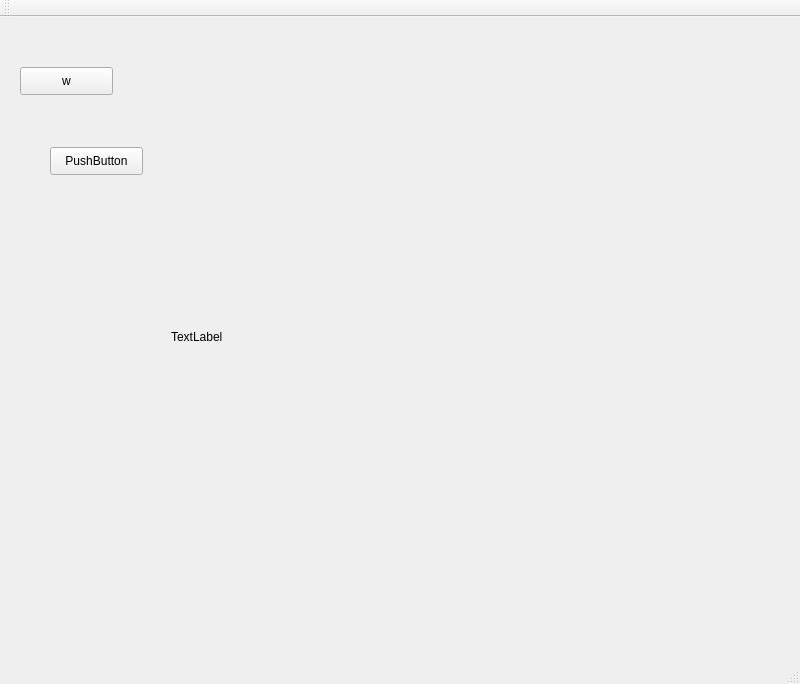
This is mainwindow.ui in FZHBW/QtRsImage as Qt 5 draws it before an edit. The edited form follows.
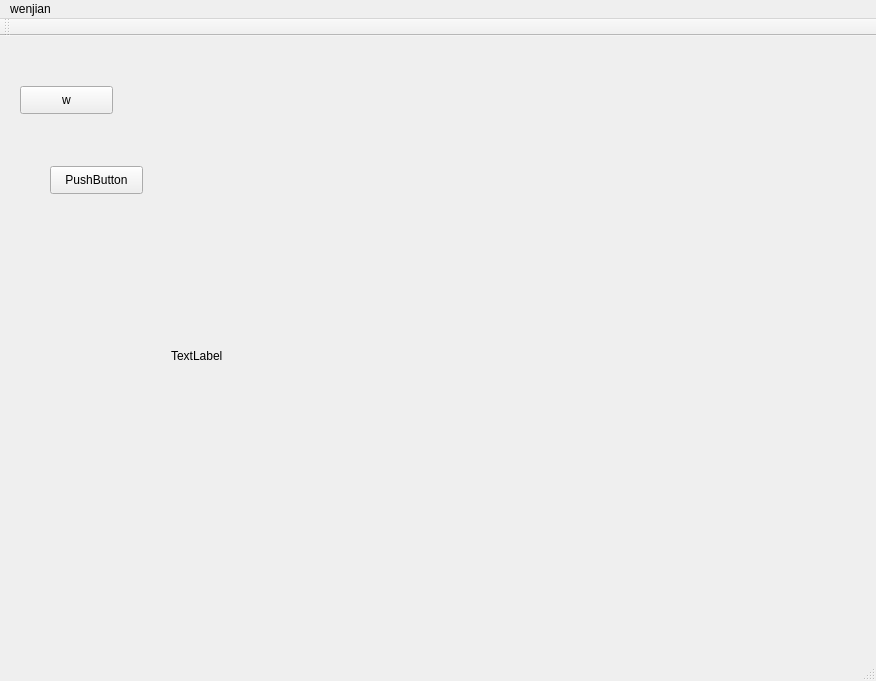
This is the edited form.

```diff
--- a/mainwindow.ui
+++ b/mainwindow.ui
@@ -6,8 +6,8 @@
    <rect>
     <x>0</x>
     <y>0</y>
-    <width>800</width>
-    <height>684</height>
+    <width>876</width>
+    <height>681</height>
    </rect>
   </property>
   <property name="windowTitle">
@@ -32,7 +32,7 @@
      <rect>
       <x>171</x>
       <y>34</y>
-      <width>601</width>
+      <width>661</width>
       <height>571</height>
      </rect>
     </property>
@@ -59,10 +59,17 @@
     <rect>
      <x>0</x>
      <y>0</y>
-     <width>800</width>
+     <width>876</width>
      <height>26</height>
     </rect>
    </property>
+   <widget class="QMenu" name="menuwenjian">
+    <property name="title">
+     <string>wenjian</string>
+    </property>
+    <addaction name="actionqoiwe"/>
+   </widget>
+   <addaction name="menuwenjian"/>
   </widget>
   <widget class="QToolBar" name="mainToolBar">
    <attribute name="toolBarArea">
```
Left out of the diff: 5 changed lines with no effect on the pictures.
